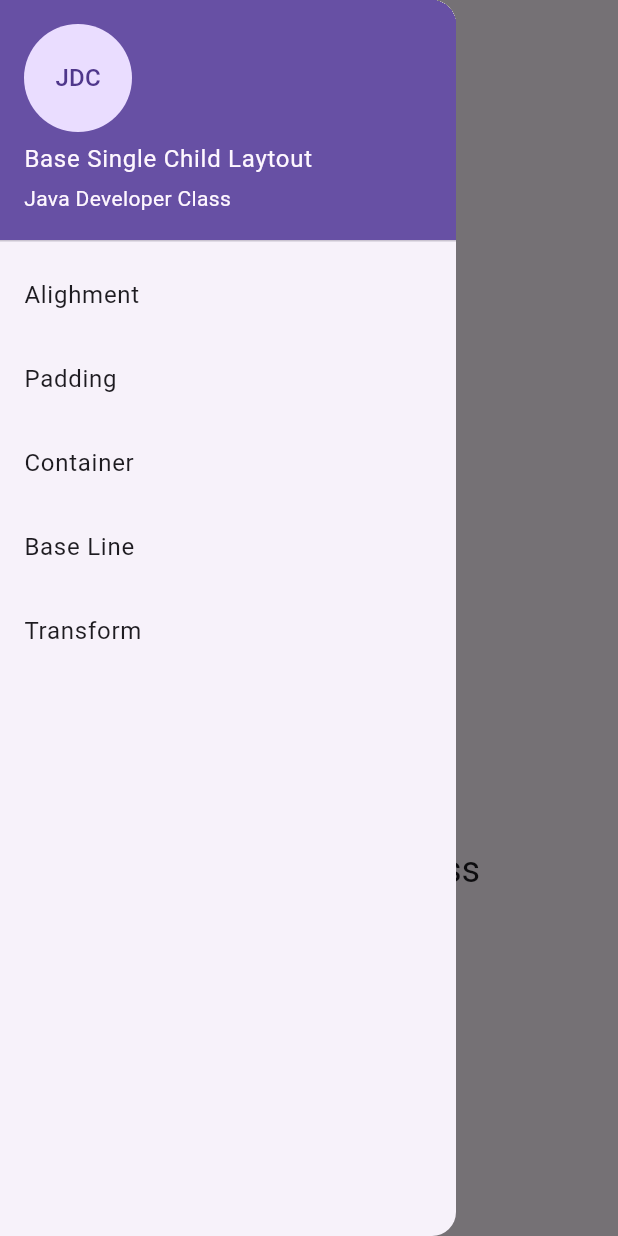
After one commit to minlwin/open-flutter-202409, a Flutter app: the HomeView screen opened directly, with the side drawer open, on a phone screen of 412 x 824 dp. The commit adds this screen. Run offline on Flutter 3.47's test engine with Material 3 defaults, Android fonts, the phone set to English and light mode, and no system bars.

Commit message:
Create Single Child Base Layout Project

```diff
--- a/1_widgets/ep03_profile/lib/main.dart
+++ b/1_widgets/ep03_profile/lib/main.dart
@@ -6,7 +6,7 @@
   runApp(const MaterialApp(
     debugShowCheckedModeBanner: false,
     home: Scaffold(
-      body: ProfileView(
+      body: ProfileData(
         profile: Profile(
           profileImage: "images/profile.png",
           name: "Thidar Aung",
@@ -15,6 +15,7 @@
           address:
               "No 120B/1F Yadanar Myaing Street, Kamayut 1 Quarter, Kamayut",
         ),
+        child: ProfileView(),
       ),
     ),
   ));
--- /dev/null
+++ b/2_layouts/ep01_basic_single_child/analysis_options.yaml
@@ -0,0 +1,28 @@
+# This file configures the analyzer, which statically analyzes Dart code to
+# check for errors, warnings, and lints.
+#
+# The issues identified by the analyzer are surfaced in the UI of Dart-enabled
+# IDEs (https://dart.dev/tools#ides-and-editors). The analyzer can also be
+# invoked from the command line by running `flutter analyze`.
+
+# The following line activates a set of recommended lints for Flutter apps,
+# packages, and plugins designed to encourage good coding practices.
+include: package:flutter_lints/flutter.yaml
+
+linter:
+  # The lint rules applied to this project can be customized in the
+  # section below to disable rules from the `package:flutter_lints/flutter.yaml`
+  # included above or to enable additional rules. A list of all available lints
+  # and their documentation is published at https://dart.dev/lints.
+  #
+  # Instead of disabling a lint rule for the entire project in the
+  # section below, it can also be suppressed for a single line of code
+  # or a specific dart file by using the `// ignore: name_of_lint` and
+  # `// ignore_for_file: name_of_lint` syntax on the line or in the file
+  # producing the lint.
+  rules:
+    # avoid_print: false  # Uncomment to disable the `avoid_print` rule
+    # prefer_single_quotes: true  # Uncomment to enable the `prefer_single_quotes` rule
+
+# Additional information about this file can be found at
+# https://dart.dev/guides/language/analysis-options
--- /dev/null
+++ b/2_layouts/ep01_basic_single_child/lib/main.dart
@@ -0,0 +1,21 @@
+import 'package:ep01_basic_single_child/views/home.view.dart';
+import 'package:flutter/material.dart';
+
+void main(List<String> args) {
+  runApp(const SingleChildApp());
+}
+
+class SingleChildApp extends StatelessWidget {
+  const SingleChildApp({super.key});
+
+  @override
+  Widget build(BuildContext context) {
+    return MaterialApp(
+      debugShowCheckedModeBanner: false,
+      routes: {
+        "/": (_) => const HomeView(),
+      },
+      initialRoute: "/",
+    );
+  }
+}
--- /dev/null
+++ b/2_layouts/ep01_basic_single_child/lib/views/home.view.dart
@@ -0,0 +1,68 @@
+import 'package:flutter/material.dart';
+
+class HomeView extends StatelessWidget {
+  const HomeView({super.key});
+
+  @override
+  Widget build(BuildContext context) {
+    return Scaffold(
+      appBar: AppBar(
+        title: const Text("Base Single Child"),
+      ),
+      drawer: const SideBarMenu(),
+      body: SizedBox(
+        width: MediaQuery.of(context).size.width,
+        child: Column(
+          mainAxisAlignment: MainAxisAlignment.center,
+          children: [
+            const FlutterLogo(
+              size: 240,
+            ),
+            Text("Open Flutter",
+                style: Theme.of(context).textTheme.headlineLarge),
+            Text(
+              "Java Developer Class",
+              style: Theme.of(context).textTheme.headlineSmall,
+            )
+          ],
+        ),
+      ),
+    );
+  }
+}
+
+class SideBarMenu extends StatelessWidget {
+  const SideBarMenu({super.key});
+
+  @override
+  Widget build(BuildContext context) {
+    return const Drawer(
+      child: Column(
+        children: [
+          UserAccountsDrawerHeader(
+            currentAccountPicture: CircleAvatar(
+              child: Text("JDC"),
+            ),
+            accountName: Text("Base Single Child Laytout"),
+            accountEmail: Text("Java Developer Class"),
+          ),
+          ListTile(
+            title: Text("Alighment"),
+          ),
+          ListTile(
+            title: Text("Padding"),
+          ),
+          ListTile(
+            title: Text("Container"),
+          ),
+          ListTile(
+            title: Text("Base Line"),
+          ),
+          ListTile(
+            title: Text("Transform"),
+          ),
+        ],
+      ),
+    );
+  }
+}
```
Also changed, not shown: 1_widgets/ep03_profile/lib/views/profile_view.dart (+29 -13 lines), 2_layouts/ep01_basic_single_child/pubspec.yaml (added, +90 -0 lines), 22 other files.
